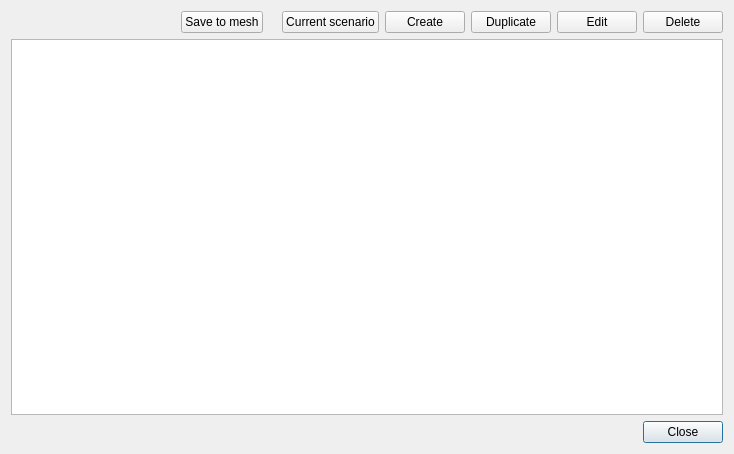
First picture: the form in core/ui/toolbars/utilities/bc_scenario_manager.ui, repository ibergis/ibergis_qgis_plugin, before the edit.
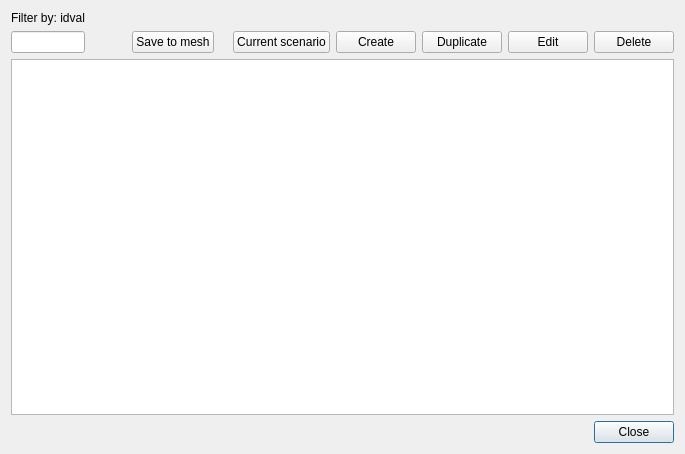
Second picture: the form after the edit.

Commit message: BC scenario manager: add filter widget

```diff
--- a/core/ui/toolbars/utilities/bc_scenario_manager.ui
+++ b/core/ui/toolbars/utilities/bc_scenario_manager.ui
@@ -6,7 +6,7 @@
    <rect>
     <x>0</x>
     <y>0</y>
-    <width>734</width>
+    <width>685</width>
     <height>454</height>
    </rect>
   </property>
@@ -41,8 +41,55 @@
     <widget class="QTableView" name="tbl_bcs"/>
    </item>
    <item row="1" column="0" colspan="3">
-    <layout class="QHBoxLayout" name="horizontalLayout">
-     <item>
+    <layout class="QGridLayout" name="gridLayout">
+     <item row="1" column="8">
+      <widget class="QPushButton" name="btn_delete_scenario">
+       <property name="text">
+        <string>Delete</string>
+       </property>
+      </widget>
+     </item>
+     <item row="1" column="7">
+      <widget class="QPushButton" name="btn_edit_scenario">
+       <property name="text">
+        <string>Edit</string>
+       </property>
+      </widget>
+     </item>
+     <item row="1" column="6">
+      <widget class="QPushButton" name="btn_duplicate_scenario">
+       <property name="text">
+        <string>Duplicate</string>
+       </property>
+      </widget>
+     </item>
+     <item row="1" column="5">
+      <widget class="QPushButton" name="btn_create_scenario">
+       <property name="text">
+        <string>Create</string>
+       </property>
+      </widget>
+     </item>
+     <item row="1" column="3">
+      <widget class="QLabel" name="lbl_current_scenario"/>
+     </item>
+     <item row="1" column="4">
+      <widget class="QPushButton" name="btn_set_current_scenario">
+       <property name="sizePolicy">
+        <sizepolicy hsizetype="Minimum" vsizetype="Fixed">
+         <horstretch>0</horstretch>
+         <verstretch>0</verstretch>
+        </sizepolicy>
+       </property>
+       <property name="text">
+        <string>Current scenario</string>
+       </property>
+      </widget>
+     </item>
+     <item row="1" column="0">
+      <widget class="QLineEdit" name="txt_filter"/>
+     </item>
+     <item row="1" column="1">
       <spacer name="horizontalSpacer_2">
        <property name="orientation">
         <enum>Qt::Horizontal</enum>
@@ -55,54 +102,17 @@
        </property>
       </spacer>
      </item>
-     <item>
+     <item row="1" column="2">
       <widget class="QPushButton" name="btn_save_to_mesh">
        <property name="text">
         <string>Save to mesh</string>
        </property>
       </widget>
      </item>
-     <item>
-      <widget class="QLabel" name="lbl_current_scenario"/>
-     </item>
-     <item>
-      <widget class="QPushButton" name="btn_set_current_scenario">
-       <property name="sizePolicy">
-        <sizepolicy hsizetype="Minimum" vsizetype="Fixed">
-         <horstretch>0</horstretch>
-         <verstretch>0</verstretch>
-        </sizepolicy>
-       </property>
+     <item row="0" column="0">
+      <widget class="QLabel" name="lbl_filter">
        <property name="text">
-        <string>Current scenario</string>
-       </property>
-      </widget>
-     </item>
-     <item>
-      <widget class="QPushButton" name="btn_create_scenario">
-       <property name="text">
-        <string>Create</string>
-       </property>
-      </widget>
-     </item>
-     <item>
-      <widget class="QPushButton" name="btn_duplicate_scenario">
-       <property name="text">
-        <string>Duplicate</string>
-       </property>
-      </widget>
-     </item>
-     <item>
-      <widget class="QPushButton" name="btn_edit_scenario">
-       <property name="text">
-        <string>Edit</string>
-       </property>
-      </widget>
-     </item>
-     <item>
-      <widget class="QPushButton" name="btn_delete_scenario">
-       <property name="text">
-        <string>Delete</string>
+        <string>Filter by: idval</string>
        </property>
       </widget>
      </item>
```
Left out of the diff: 14 changed lines with no effect on the pictures. The commit also changes 1 other file.
